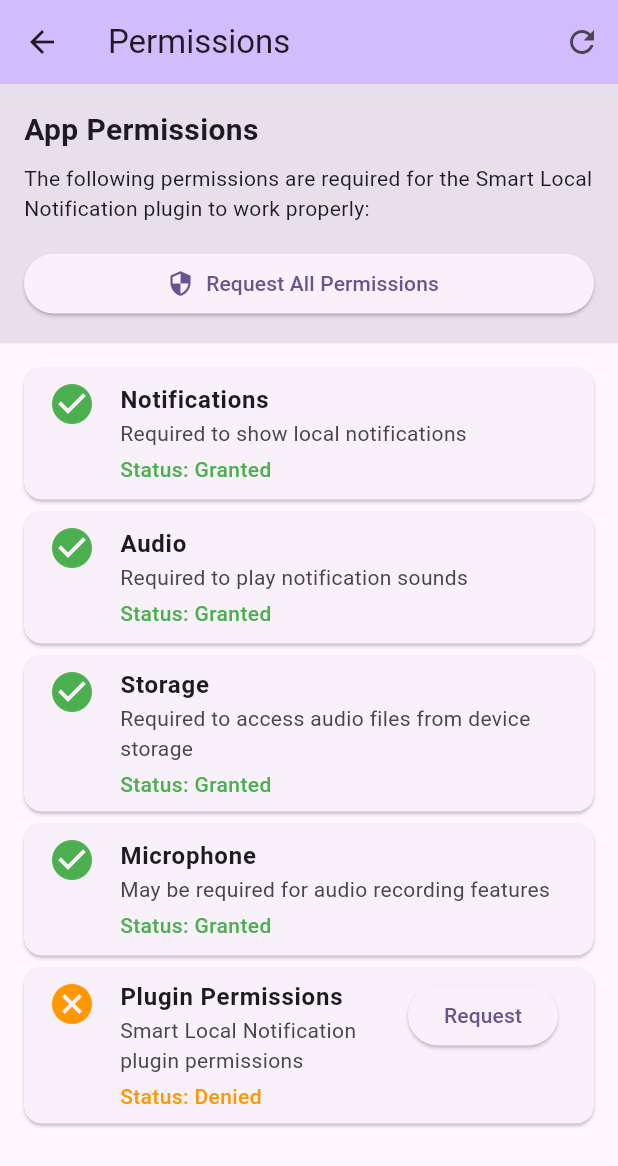
After one commit to aymanalareqi/smart_local_notification, a Flutter app: the screen it shows after launch, after a tap on "Manage", on a phone screen of 412 x 824 dp. The commit adds this screen. Shown: the top 1166 px of the screen. Run offline on Flutter 3.47's test engine with Material 3 defaults, Android fonts, the phone set to English and light mode, and no system bars; our stand-ins replace file_picker, permission_handler, plugin_platform_interface.

Commit message:
Add PermissionsScreen and PermissionRequestWidget for managing app permissions
- Implemented PermissionsScreen to check and request various permissions including Notifications, Audio, Storage, and Microphone.
- Added functionality to handle permission statuses and display appropriate messages to the user.
- Created PermissionRequestWidget to provide a compact and detailed view of permission statuses, allowing users to manage permissions easily.
- Integrated Smart Local Notification plugin for handling notification permissions.

```diff
--- /dev/null
+++ b/example/lib/screens/permissions_screen.dart
@@ -0,0 +1,341 @@
+import 'package:flutter/material.dart';
+import 'package:permission_handler/permission_handler.dart';
+import 'package:smart_local_notification/smart_local_notification.dart';
+import '../utils/notification_helper.dart';
+
+class PermissionsScreen extends StatefulWidget {
+  const PermissionsScreen({super.key});
+
+  @override
+  State<PermissionsScreen> createState() => _PermissionsScreenState();
+}
+
+class _PermissionsScreenState extends State<PermissionsScreen> {
+  Map<String, PermissionStatus> _permissionStatuses = {};
+  bool _isLoading = false;
+
+  @override
+  void initState() {
+    super.initState();
+    _checkAllPermissions();
+  }
+
+  Future<void> _checkAllPermissions() async {
+    setState(() {
+      _isLoading = true;
+    });
+
+    try {
+      final statuses = <String, PermissionStatus>{};
+
+      // Check individual permissions
+      statuses['Notifications'] = await Permission.notification.status;
+      statuses['Audio'] = await Permission.audio.status;
+      statuses['Storage'] = await Permission.storage.status;
+      statuses['Microphone'] = await Permission.microphone.status;
+
+      // Check plugin-specific permissions
+      final pluginPermissions = await SmartLocalNotification.arePermissionsGranted();
+      statuses['Plugin Permissions'] = pluginPermissions
+          ? PermissionStatus.granted
+          : PermissionStatus.denied;
+
+      setState(() {
+        _permissionStatuses = statuses;
+        _isLoading = false;
+      });
+    } catch (e) {
+      setState(() {
+        _isLoading = false;
+      });
+      _showErrorSnackBar('Failed to check permissions: $e');
+    }
+  }
+
+  Future<void> _requestPermission(String permissionName) async {
+    setState(() {
+      _isLoading = true;
+    });
+
+    try {
+      PermissionStatus status;
+
+      switch (permissionName) {
+        case 'Notifications':
+          status = await Permission.notification.request();
+          break;
+        case 'Audio':
+          status = await Permission.audio.request();
+          break;
+        case 'Storage':
+          status = await Permission.storage.request();
+          break;
+        case 'Microphone':
+          status = await Permission.microphone.request();
+          break;
+        case 'Plugin Permissions':
+          final granted = await SmartLocalNotification.requestPermissions();
+          status = granted ? PermissionStatus.granted : PermissionStatus.denied;
+          break;
+        default:
+          status = PermissionStatus.denied;
+      }
+
+      setState(() {
+        _permissionStatuses[permissionName] = status;
+        _isLoading = false;
+      });
+
+      if (status.isGranted) {
+        _showSuccessSnackBar('$permissionName permission granted');
+      } else if (status.isPermanentlyDenied) {
+        _showPermanentlyDeniedDialog(permissionName);
+      } else {
+        _showErrorSnackBar('$permissionName permission denied');
+      }
+    } catch (e) {
+      setState(() {
+        _isLoading = false;
+      });
+      _showErrorSnackBar('Failed to request $permissionName permission: $e');
+    }
+  }
+
+  Future<void> _requestAllPermissions() async {
+    setState(() {
+      _isLoading = true;
+    });
+
+    try {
+      final granted = await NotificationHelper.requestPermissions();
+
+      if (granted) {
+        _showSuccessSnackBar('All permissions granted successfully');
+      } else {
+        _showErrorSnackBar('Some permissions were not granted');
+      }
+
+      await _checkAllPermissions();
+    } catch (e) {
+      setState(() {
+        _isLoading = false;
+      });
+      _showErrorSnackBar('Failed to request permissions: $e');
+    }
+  }
+
+  void _showPermanentlyDeniedDialog(String permissionName) {
+    showDialog(
+      context: context,
+      builder: (context) => AlertDialog(
+        title: Text('$permissionName Permission Required'),
+        content: Text(
+          '$permissionName permission has been permanently denied. '
+          'Please enable it in the app settings to use this feature.',
+        ),
+        actions: [
+          TextButton(
+            onPressed: () => Navigator.of(context).pop(),
+            child: const Text('Cancel'),
+          ),
+          TextButton(
+            onPressed: () {
+              Navigator.of(context).pop();
+              openAppSettings();
+            },
+            child: const Text('Open Settings'),
+          ),
+        ],
+      ),
+    );
+  }
+
+  void _showErrorSnackBar(String message) {
+    ScaffoldMessenger.of(context).showSnackBar(
+      SnackBar(
+        content: Text(message),
+        backgroundColor: Colors.red,
+      ),
+    );
+  }
+
+  void _showSuccessSnackBar(String message) {
+    ScaffoldMessenger.of(context).showSnackBar(
+      SnackBar(
+        content: Text(message),
+        backgroundColor: Colors.green,
+      ),
+    );
+  }
+
+  Color _getStatusColor(PermissionStatus status) {
+    switch (status) {
+      case PermissionStatus.granted:
+        return Colors.green;
+      case PermissionStatus.denied:
+        return Colors.orange;
+      case PermissionStatus.permanentlyDenied:
+        return Colors.red;
+      case PermissionStatus.restricted:
+        return Colors.grey;
+      case PermissionStatus.limited:
+        return Colors.yellow;
+      case PermissionStatus.provisional:
+        return Colors.blue;
+    }
+  }
+
+  IconData _getStatusIcon(PermissionStatus status) {
+    switch (status) {
+      case PermissionStatus.granted:
+        return Icons.check_circle;
+      case PermissionStatus.denied:
+        return Icons.cancel;
+      case PermissionStatus.permanentlyDenied:
+        return Icons.block;
+      case PermissionStatus.restricted:
+        return Icons.warning;
+      case PermissionStatus.limited:
+        return Icons.info;
+      case PermissionStatus.provisional:
+        return Icons.help;
+    }
+  }
+
+  String _getStatusText(PermissionStatus status) {
+    switch (status) {
+      case PermissionStatus.granted:
+        return 'Granted';
+      case PermissionStatus.denied:
+        return 'Denied';
+      case PermissionStatus.permanentlyDenied:
+        return 'Permanently Denied';
+      case PermissionStatus.restricted:
+        return 'Restricted';
+      case PermissionStatus.limited:
+        return 'Limited';
+      case PermissionStatus.provisional:
+        return 'Provisional';
+    }
+  }
+
+  String _getPermissionDescription(String permissionName) {
+    switch (permissionName) {
+      case 'Notifications':
+        return 'Required to show local notifications';
+      case 'Audio':
+        return 'Required to play notification sounds';
+      case 'Storage':
+        return 'Required to access audio files from device storage';
+      case 'Microphone':
+        return 'May be required for audio recording features';
+      case 'Plugin Permissions':
+        return 'Smart Local Notification plugin permissions';
+      default:
+        return 'Permission required for app functionality';
+    }
+  }
+
+  @override
+  Widget build(BuildContext context) {
+    return Scaffold(
+      appBar: AppBar(
+        title: const Text('Permissions'),
+        backgroundColor: Theme.of(context).colorScheme.inversePrimary,
+        actions: [
+          IconButton(
+            icon: const Icon(Icons.refresh),
+            onPressed: _checkAllPermissions,
+            tooltip: 'Refresh permissions',
+          ),
+        ],
+      ),
+      body: _isLoading
+          ? const Center(child: CircularProgressIndicator())
+          : Column(
+              children: [
+                // Header
+                Container(
+                  width: double.infinity,
+                  padding: const EdgeInsets.all(16),
+                  color: Theme.of(context).colorScheme.surfaceVariant,
+                  child: Column(
+                    crossAxisAlignment: CrossAxisAlignment.start,
+                    children: [
+                      const Text(
+                        'App Permissions',
+                        style: TextStyle(
+                          fontSize: 20,
+                          fontWeight: FontWeight.bold,
+                        ),
+                      ),
+                      const SizedBox(height: 8),
+                      const Text(
+                        'The following permissions are required for the Smart Local Notification plugin to work properly:',
+                      ),
+                      const SizedBox(height: 16),
+                      SizedBox(
+                        width: double.infinity,
+                        child: ElevatedButton.icon(
+                          onPressed: _requestAllPermissions,
+                          icon: const Icon(Icons.security),
+                          label: const Text('Request All Permissions'),
+                        ),
+                      ),
+                    ],
+                  ),
+                ),
+
+                // Permissions List
+                Expanded(
+                  child: ListView.builder(
+                    padding: const EdgeInsets.all(16),
+                    itemCount: _permissionStatuses.length,
+                    itemBuilder: (context, index) {
+                      final entry = _permissionStatuses.entries.elementAt(index);
+                      final permissionName = entry.key;
+                      final status = entry.value;
+
+                      return Card(
+                        margin: const EdgeInsets.only(bottom: 8),
+                        child: ListTile(
+                          leading: Icon(
+                            _getStatusIcon(status),
+                            color: _getStatusColor(status),
+                            size: 32,
+                          ),
+                          title: Text(
+                            permissionName,
+                            style: const TextStyle(fontWeight: FontWeight.bold),
+                          ),
+                          subtitle: Column(
+                            crossAxisAlignment: CrossAxisAlignment.start,
+                            children: [
+                              Text(_getPermissionDescription(permissionName)),
+                              const SizedBox(height: 4),
+                              Text(
+                                'Status: ${_getStatusText(status)}',
+                                style: TextStyle(
+                                  color: _getStatusColor(status),
+                                  fontWeight: FontWeight.w500,
+                                ),
+                              ),
+                            ],
+                          ),
+                          trailing: status.isGranted
+                              ? null
+                              : ElevatedButton(
+                                  onPressed: () => _requestPermission(permissionName),
+                                  child: const Text('Request'),
+                                ),
+                          isThreeLine: true,
+                        ),
+                      );
+                    },
+                  ),
+                ),
+              ],
+            ),
+    );
+  }
+}
--- a/example/lib/screens/settings_screen.dart
+++ b/example/lib/screens/settings_screen.dart
@@ -1,6 +1,7 @@
 import 'package:flutter/material.dart';
 import 'package:smart_local_notification/smart_local_notification.dart';
 import '../utils/notification_helper.dart';
+import 'permissions_screen.dart';
 
 class SettingsScreen extends StatefulWidget {
   const SettingsScreen({super.key});
@@ -155,8 +156,22 @@ class _SettingsScreenState extends State<SettingsScreen> {
           ),
 
           _ActionCard(
-            title: 'Request Permissions',
-            description: 'Request all necessary permissions for the app',
+            title: 'Manage Permissions',
+            description: 'View and manage app permissions in detail',
+            icon: Icons.admin_panel_settings,
+            onTap: () {
+              Navigator.push(
+                context,
+                MaterialPageRoute(
+                  builder: (context) => const PermissionsScreen(),
+                ),
+              ).then((_) => _checkStatus());
+            },
+          ),
+
+          _ActionCard(
+            title: 'Quick Permission Request',
+            description: 'Request all necessary permissions at once',
             icon: Icons.security,
             onTap: _requestPermissions,
           ),
--- a/example/lib/utils/notification_helper.dart
+++ b/example/lib/utils/notification_helper.dart
@@ -47,6 +47,55 @@ class NotificationHelper {
     return pluginPermissions &&
         notificationStatus.isGranted &&
         audioStatus.isGranted;
+  }
+
+  /// Get detailed permission status for all required permissions.
+  static Future<Map<String, PermissionStatus>>
+      getDetailedPermissionStatus() async {
+    final statuses = <String, PermissionStatus>{};
+
+    // Check individual permissions
+    statuses['notification'] = await Permission.notification.status;
+    statuses['audio'] = await Permission.audio.status;
+    statuses['storage'] = await Permission.storage.status;
+    statuses['microphone'] = await Permission.microphone.status;
+
+    // Check plugin-specific permissions
+    final pluginPermissions =
+        await SmartLocalNotification.arePermissionsGranted();
+    statuses['plugin'] =
+        pluginPermissions ? PermissionStatus.granted : PermissionStatus.denied;
+
+    return statuses;
+  }
+
+  /// Request specific permission by name.
+  static Future<PermissionStatus> requestSpecificPermission(
+      String permissionName) async {
+    switch (permissionName.toLowerCase()) {
+      case 'notification':
+        return await Permission.notification.request();
+      case 'audio':
+        return await Permission.audio.request();
+      case 'storage':
+        return await Permission.storage.request();
+      case 'microphone':
+        return await Permission.microphone.request();
+      case 'plugin':
+        final granted = await SmartLocalNotification.requestPermissions();
+        return granted ? PermissionStatus.granted : PermissionStatus.denied;
+      default:
+        return PermissionStatus.denied;
+    }
+  }
+
+  /// Check if critical permissions are granted (minimum required for basic functionality).
+  static Future<bool> areCriticalPermissionsGranted() async {
+    final pluginPermissions =
+        await SmartLocalNotification.arePermissionsGranted();
+    final notificationStatus = await Permission.notification.status;
+
+    return pluginPermissions && notificationStatus.isGranted;
   }
 
   /// Get the next notification ID.
--- /dev/null
+++ b/example/lib/widgets/permission_request_widget.dart
@@ -0,0 +1,247 @@
+import 'package:flutter/material.dart';
+import 'package:permission_handler/permission_handler.dart';
+import '../utils/notification_helper.dart';
+import '../screens/permissions_screen.dart';
+
+class PermissionRequestWidget extends StatefulWidget {
+  final VoidCallback? onPermissionsChanged;
+  final bool showDetailedView;
+  final bool compact;
+
+  const PermissionRequestWidget({
+    super.key,
+    this.onPermissionsChanged,
+    this.showDetailedView = false,
+    this.compact = false,
+  });
+
+  @override
+  State<PermissionRequestWidget> createState() => _PermissionRequestWidgetState();
+}
+
+class _PermissionRequestWidgetState extends State<PermissionRequestWidget> {
+  bool _permissionsGranted = false;
+  bool _isLoading = false;
+  Map<String, PermissionStatus> _detailedStatus = {};
+
+  @override
+  void initState() {
+    super.initState();
+    _checkPermissions();
+  }
+
+  Future<void> _checkPermissions() async {
+    setState(() {
+      _isLoading = true;
+    });
+
+    try {
+      final granted = await NotificationHelper.arePermissionsGranted();
+
+      if (widget.showDetailedView) {
+        final detailed = await NotificationHelper.getDetailedPermissionStatus();
+        setState(() {
+          _detailedStatus = detailed;
+        });
+      }
+
+      setState(() {
+        _permissionsGranted = granted;
+        _isLoading = false;
+      });
+    } catch (e) {
+      setState(() {
+        _isLoading = false;
+      });
+    }
+  }
+
+  Future<void> _requestPermissions() async {
+    setState(() {
+      _isLoading = true;
+    });
+
+    try {
+      final granted = await NotificationHelper.requestPermissions();
+
+      setState(() {
+        _permissionsGranted = granted;
+        _isLoading = false;
+      });
+
+      if (widget.onPermissionsChanged != null) {
+        widget.onPermissionsChanged!();
+      }
+
+      if (granted) {
+        _showSnackBar('All permissions granted successfully', Colors.green);
+      } else {
+        _showSnackBar('Some permissions were not granted', Colors.orange);
+      }
+    } catch (e) {
+      setState(() {
+        _isLoading = false;
+      });
+      _showSnackBar('Failed to request permissions: $e', Colors.red);
+    }
+  }
+
+  void _showSnackBar(String message, Color color) {
+    if (mounted) {
+      ScaffoldMessenger.of(context).showSnackBar(
+        SnackBar(
+          content: Text(message),
+          backgroundColor: color,
+        ),
+      );
+    }
+  }
+
+  void _openPermissionsScreen() {
+    Navigator.push(
+      context,
+      MaterialPageRoute(
+        builder: (context) => const PermissionsScreen(),
+      ),
+    ).then((_) {
+      _checkPermissions();
+      if (widget.onPermissionsChanged != null) {
+        widget.onPermissionsChanged!();
+      }
+    });
+  }
+
+  @override
+  Widget build(BuildContext context) {
+    if (_permissionsGranted && !widget.showDetailedView) {
+      return const SizedBox.shrink();
+    }
+
+    if (widget.compact) {
+      return _buildCompactView();
+    }
+
+    return _buildFullView();
+  }
+
+  Widget _buildCompactView() {
+    return Card(
+      margin: const EdgeInsets.symmetric(horizontal: 16, vertical: 8),
+      child: ListTile(
+        leading: Icon(
+          _permissionsGranted ? Icons.check_circle : Icons.warning,
+          color: _permissionsGranted ? Colors.green : Colors.orange,
+        ),
+        title: Text(
+          _permissionsGranted ? 'Permissions Granted' : 'Permissions Required',
+          style: const TextStyle(fontWeight: FontWeight.bold),
+        ),
+        subtitle: Text(
+          _permissionsGranted
+              ? 'All required permissions are granted'
+              : 'Tap to manage permissions',
+        ),
+        trailing: _isLoading
+            ? const SizedBox(
+                width: 20,
+                height: 20,
+                child: CircularProgressIndicator(strokeWidth: 2),
+              )
+            : Icon(Icons.arrow_forward_ios, size: 16),
+        onTap: _isLoading ? null : _openPermissionsScreen,
+      ),
+    );
+  }
+
+  Widget _buildFullView() {
+    return Container(
+      width: double.infinity,
+      margin: const EdgeInsets.all(16),
+      padding: const EdgeInsets.all(16),
+      decoration: BoxDecoration(
+        color: _permissionsGranted
+            ? Colors.green.shade50
+            : Colors.orange.shade50,
+        borderRadius: BorderRadius.circular(8),
+        border: Border.all(
+          color: _permissionsGranted ? Colors.green : Colors.orange,
+        ),
+      ),
+      child: Column(
+        children: [
+          Icon(
+            _permissionsGranted ? Icons.check_circle : Icons.warning,
+            color: _permissionsGranted ? Colors.green : Colors.orange,
+            size: 32,
+          ),
+          const SizedBox(height: 8),
+          Text(
+            _permissionsGranted ? 'All Permissions Granted' : 'Permissions Required',
+            style: TextStyle(
+              fontSize: 16,
+              fontWeight: FontWeight.bold,
+              color: _permissionsGranted ? Colors.green : Colors.orange,
+            ),
+          ),
+          const SizedBox(height: 4),
+          Text(
+            _permissionsGranted
+                ? 'All required permissions have been granted. You can use all app features.'
+                : 'Some permissions are not granted. Please grant permissions to use all features.',
+            textAlign: TextAlign.center,
+          ),
+          if (widget.showDetailedView && _detailedStatus.isNotEmpty) ...[
+            const SizedBox(height: 12),
+            ..._detailedStatus.entries.map((entry) => Padding(
+              padding: const EdgeInsets.symmetric(vertical: 2),
+              child: Row(
+                children: [
+                  Icon(
+                    entry.value.isGranted ? Icons.check : Icons.close,
+                    size: 16,
+                    color: entry.value.isGranted ? Colors.green : Colors.red,
+                  ),
+                  const SizedBox(width: 8),
+                  Expanded(
+                    child: Text(
+                      entry.key.toUpperCase(),
+                      style: const TextStyle(fontSize: 12),
+                    ),
+                  ),
+                  Text(
+                    entry.value.isGranted ? 'Granted' : 'Denied',
+                    style: TextStyle(
+                      fontSize: 12,
+                      color: entry.value.isGranted ? Colors.green : Colors.red,
+                      fontWeight: FontWeight.w500,
+                    ),
+                  ),
+                ],
+              ),
+            )),
+          ],
+          const SizedBox(height: 12),
+          if (_isLoading)
+            const CircularProgressIndicator()
+          else
+            Row(
+              mainAxisAlignment: MainAxisAlignment.spaceEvenly,
+              children: [
+                if (!_permissionsGranted)
+                  ElevatedButton.icon(
+                    onPressed: _requestPermissions,
+                    icon: const Icon(Icons.security, size: 18),
+                    label: const Text('Quick Grant'),
+                  ),
+                OutlinedButton.icon(
+                  onPressed: _openPermissionsScreen,
+                  icon: const Icon(Icons.settings, size: 18),
+                  label: const Text('Manage'),
+                ),
+              ],
+            ),
+        ],
+      ),
+    );
+  }
+}
--- a/example/pubspec.yaml
+++ b/example/pubspec.yaml
@@ -26,7 +26,7 @@ flutter:
 
   assets:
     - assets/audio/
-    - assets/images/
+    # - assets/images/
 
   # Example audio files for testing
   # You should add actual audio files to assets/audio/ directory
```
Also changed, not shown: example/lib/screens/home_screen.dart (+2 -53 lines), 1 other file.
